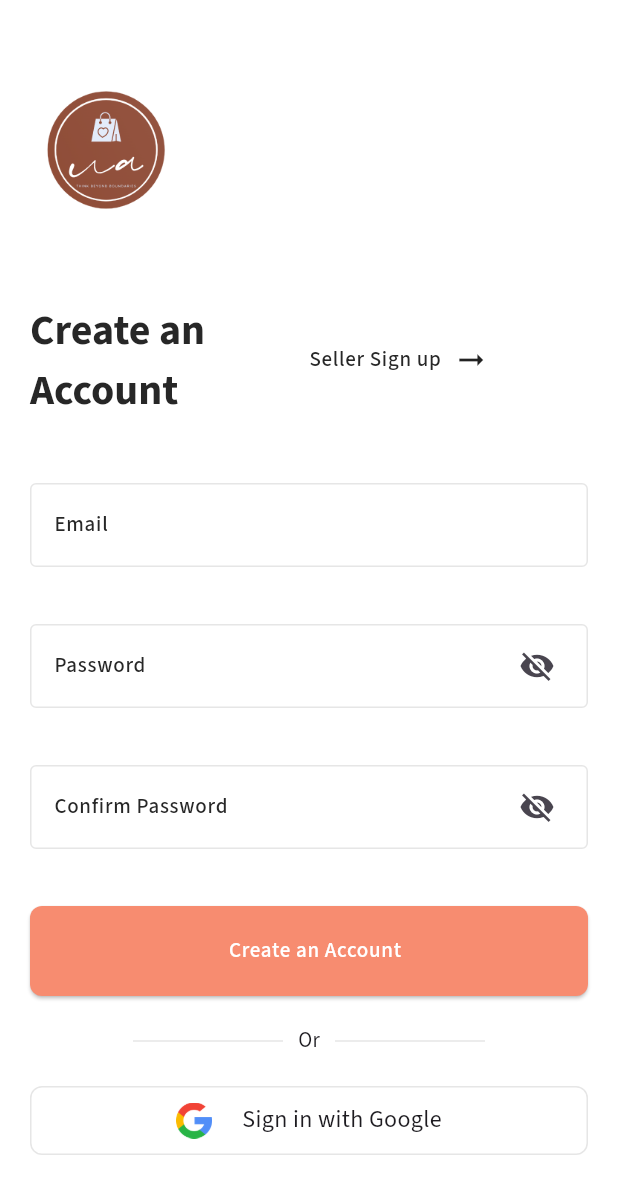
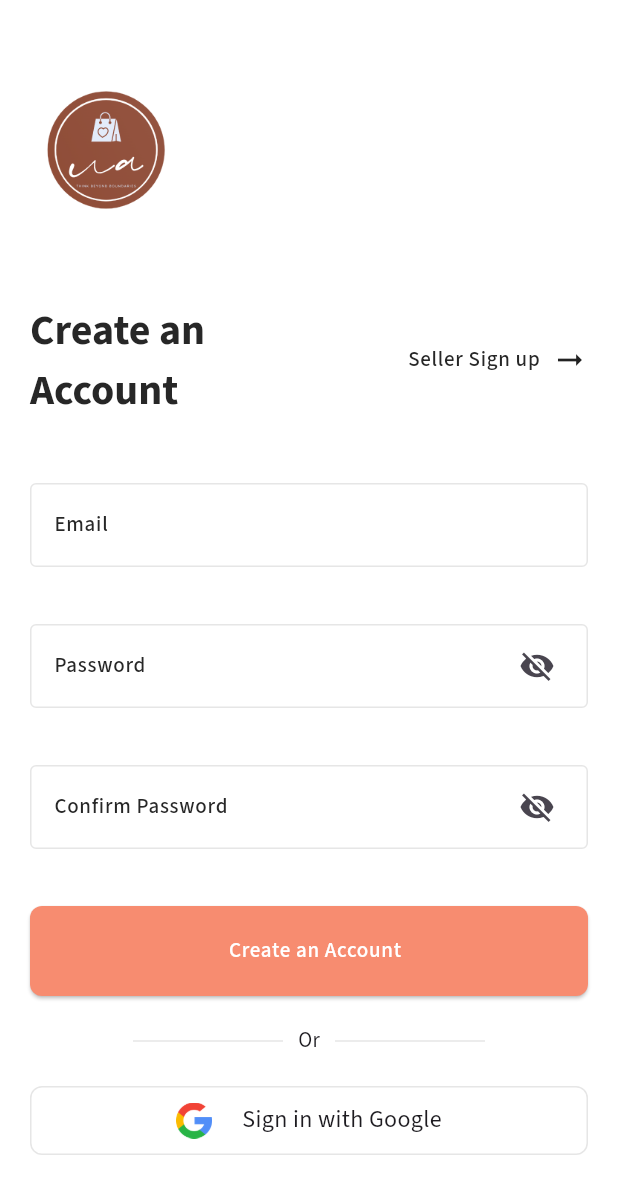
Before and after one commit to umamahacse/ecommerce_FE, a Flutter app: the BuyerRegister screen opened by its route, on a phone screen of 412 x 824 dp. Shown: the top 1194 px of the screen. Run offline on Flutter 3.47's test engine with Material 3 defaults, Android fonts, the phone set to English and light mode, and no system bars; our stand-ins replace dio, firebase_auth, firebase_core, flutter_screenutil, flutter_svg, go_router and 2 more; accounts and stored records are empty; generated files the repository leaves out were written again.

Commit message:
Fix UI issues.

```diff
--- a/lib/features/buyer/authentication/view/register_form.dart
+++ b/lib/features/buyer/authentication/view/register_form.dart
@@ -44,8 +44,9 @@ class RegisterForm extends StatelessWidget {
                         .copyWith(fontWeight: FontWeight.bold),
                   ),
                 ),
-                Flexible(
+                Expanded(
                   child: Row(
+                    mainAxisAlignment: MainAxisAlignment.end,
                     children: [
                       Flexible(
                         child: Text(AppLocalizations.of(context).seller_signup,
```
